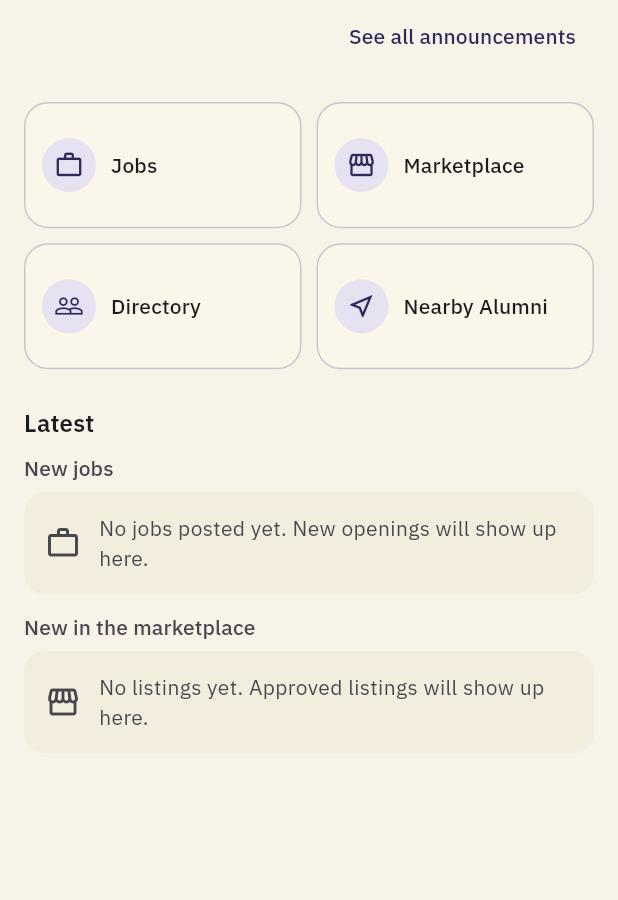
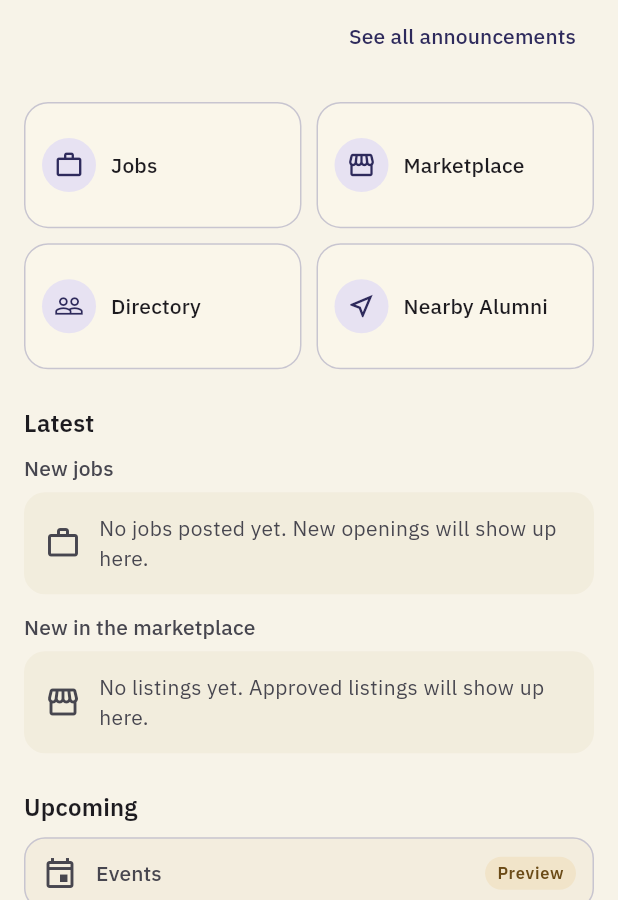
Before and after one commit to FarrelAlfarabi/Undip-Alumni-Connect, a Flutter app: the HomeScreen screen opened directly with empty values, on a phone screen of 412 x 824 dp, the part 336-1236 px from its top. Run offline on Flutter 3.47's test engine with Material 3 defaults, Android fonts, the phone set to English and light mode, and no system bars; our stand-ins replace file_picker, flutter_dotenv, google_fonts, supabase_flutter; accounts and stored records are empty.

Commit message:
lingkaran-hub: stage 2 - upcoming preview tiles
Co-Authored-By: Claude Sonnet 5.5 <noreply@anthropic.com>
Claude-Session: https://claude.ai/code/session_01DVqefUVvmGPJVxW7Z7Wkkz

```diff
--- a/lib/screens/home_screen.dart
+++ b/lib/screens/home_screen.dart
@@ -5,6 +5,7 @@ import '../data/marketplace_format.dart';
 import '../data/marketplace_repository.dart';
 import '../models/marketplace_listing.dart';
 import '../widgets/banner_carousel.dart';
+import '../widgets/upcoming_section.dart';
 import 'home_pages.dart';
 
 /// First name for the greeting: the first word of `name`, or null.
@@ -100,10 +101,14 @@ class _HomeScreenState extends State<HomeScreen> {
       body: SafeArea(
         child: RefreshIndicator(
           onRefresh: _refresh,
-          child: ListView(
+          // A short fixed set of sections, so a plain scroll view (built in
+          // full) rather than a lazy ListView.
+          child: SingleChildScrollView(
             key: const Key('home-list'),
             physics: const AlwaysScrollableScrollPhysics(),
             padding: const EdgeInsets.fromLTRB(16, 8, 16, 24),
+            child: Column(
+              crossAxisAlignment: CrossAxisAlignment.stretch,
               children: [
                 Text(
                   first == null ? 'Hello' : 'Hello, $first',
@@ -169,7 +174,10 @@ class _HomeScreenState extends State<HomeScreen> {
                         _push(widget.pages.listingDetail(l, _market, _user)),
                   ),
                 ),
+                const SizedBox(height: 24),
+                const UpcomingSection(),
               ],
+            ),
           ),
         ),
       ),
--- /dev/null
+++ b/lib/widgets/upcoming_section.dart
@@ -0,0 +1,190 @@
+import 'package:flutter/material.dart';
+
+/// Shown in every preview sheet. Kept as one constant so tests and copy
+/// stay in sync.
+const String kPreviewNotice =
+    'This feature is a preview and is not available yet.';
+
+class _PreviewFeature {
+  const _PreviewFeature(this.key, this.icon, this.name, this.description);
+  final String key;
+  final IconData icon;
+  final String name;
+  final String description;
+}
+
+// No dates, no promises, no money features.
+const _features = [
+  _PreviewFeature(
+    'preview-events',
+    Icons.event_outlined,
+    'Events',
+    'Sports, reunions and sharing sessions with fellow alumni.',
+  ),
+  _PreviewFeature(
+    'preview-mentoring',
+    Icons.school_outlined,
+    'Mentoring',
+    'Connect with alumni for career guidance.',
+  ),
+  _PreviewFeature(
+    'preview-business',
+    Icons.business_center_outlined,
+    'Business directory',
+    'Find businesses run by alumni.',
+  ),
+];
+
+/// "Upcoming" section on Home: three non-functional Preview tiles. Tapping
+/// one only opens an info sheet. Nothing navigates, nothing is tracked.
+class UpcomingSection extends StatelessWidget {
+  const UpcomingSection({super.key});
+
+  @override
+  Widget build(BuildContext context) {
+    final theme = Theme.of(context);
+    return Column(
+      key: const Key('upcoming-section'),
+      crossAxisAlignment: CrossAxisAlignment.stretch,
+      children: [
+        Text(
+          'Upcoming',
+          style: theme.textTheme.titleMedium?.copyWith(
+            fontWeight: FontWeight.w600,
+          ),
+        ),
+        const SizedBox(height: 8),
+        for (final f in _features) ...[
+          _PreviewTile(feature: f),
+          const SizedBox(height: 8),
+        ],
+      ],
+    );
+  }
+}
+
+class _PreviewTile extends StatelessWidget {
+  const _PreviewTile({required this.feature});
+
+  final _PreviewFeature feature;
+
+  void _open(BuildContext context) {
+    showModalBottomSheet<void>(
+      context: context,
+      showDragHandle: true,
+      builder: (ctx) => _PreviewSheet(feature: feature),
+    );
+  }
+
+  @override
+  Widget build(BuildContext context) {
+    final theme = Theme.of(context);
+    final scheme = theme.colorScheme;
+    final muted = scheme.onSurfaceVariant;
+    return Material(
+      key: Key(feature.key),
+      color: scheme.surfaceContainer.withValues(alpha: 0.45),
+      shape: RoundedRectangleBorder(
+        borderRadius: BorderRadius.circular(14),
+        side: BorderSide(color: scheme.outlineVariant),
+      ),
+      child: InkWell(
+        customBorder: RoundedRectangleBorder(
+          borderRadius: BorderRadius.circular(14),
+        ),
+        onTap: () => _open(context),
+        child: Padding(
+          padding: const EdgeInsets.all(12),
+          child: Row(
+            children: [
+              Icon(feature.icon, color: muted),
+              const SizedBox(width: 12),
+              Expanded(
+                child: Text(
+                  feature.name,
+                  maxLines: 2,
+                  overflow: TextOverflow.ellipsis,
+                  style: theme.textTheme.titleSmall?.copyWith(color: muted),
+                ),
+              ),
+              const SizedBox(width: 8),
+              const PreviewBadge(),
+            ],
+          ),
+        ),
+      ),
+    );
+  }
+}
+
+class PreviewBadge extends StatelessWidget {
+  const PreviewBadge({super.key});
+
+  @override
+  Widget build(BuildContext context) {
+    final scheme = Theme.of(context).colorScheme;
+    return Container(
+      padding: const EdgeInsets.symmetric(horizontal: 8, vertical: 3),
+      decoration: BoxDecoration(
+        color: scheme.secondaryContainer,
+        borderRadius: BorderRadius.circular(999),
+      ),
+      child: Text(
+        'Preview',
+        style: Theme.of(context).textTheme.labelSmall?.copyWith(
+          color: scheme.onSecondaryContainer,
+          fontWeight: FontWeight.w600,
+        ),
+      ),
+    );
+  }
+}
+
+class _PreviewSheet extends StatelessWidget {
+  const _PreviewSheet({required this.feature});
+
+  final _PreviewFeature feature;
+
+  @override
+  Widget build(BuildContext context) {
+    final theme = Theme.of(context);
+    return SafeArea(
+      child: Padding(
+        padding: const EdgeInsets.fromLTRB(24, 0, 24, 24),
+        child: Column(
+          key: const Key('preview-sheet'),
+          mainAxisSize: MainAxisSize.min,
+          crossAxisAlignment: CrossAxisAlignment.start,
+          children: [
+            Row(
+              children: [
+                Expanded(
+                  child: Text(feature.name, style: theme.textTheme.titleLarge),
+                ),
+                const SizedBox(width: 8),
+                const PreviewBadge(),
+              ],
+            ),
+            const SizedBox(height: 8),
+            Text(feature.description, style: theme.textTheme.bodyLarge),
+            const SizedBox(height: 12),
+            Text(
+              kPreviewNotice,
+              style: theme.textTheme.bodyMedium?.copyWith(
+                color: theme.colorScheme.onSurfaceVariant,
+              ),
+            ),
+            const SizedBox(height: 16),
+            Align(
+              alignment: Alignment.centerRight,
+              child: TextButton(
+                onPressed: () => Navigator.of(context).pop(),
+                child: const Text('Close'),
+              ),
+            ),
+          ],
+        ),
+      ),
+    );
+  }
+}
```
Also changed, not shown: 3 other files. Lines whose indentation alone changed are shown as unchanged.
